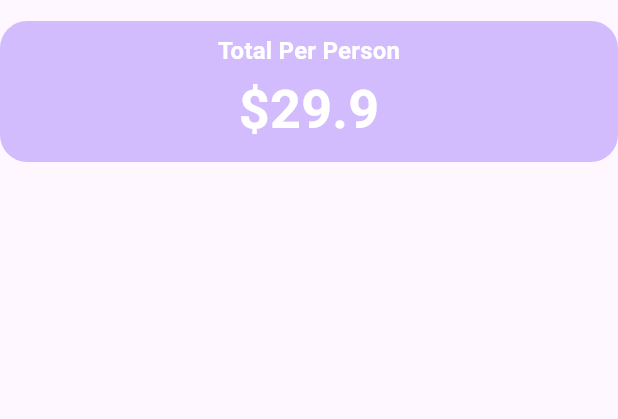
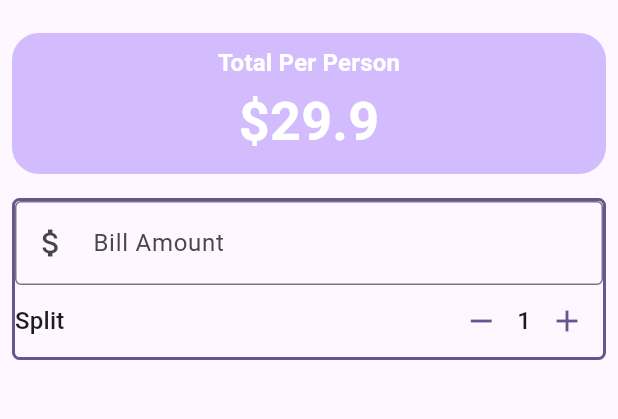
Before and after one commit to abdullahmeen/utip, a Flutter app: the screen it shows after launch, on a phone screen of 412 x 824 dp, the part 63-482 px from its top. Run offline on Flutter 3.47's test engine with Material 3 defaults, Android fonts, the phone set to English and light mode, and no system bars.

```diff
--- a/lib/main.dart
+++ b/lib/main.dart
@@ -28,6 +28,22 @@ class UTip extends StatefulWidget {
 }
 
 class _UTipState extends State<UTip> {
+  int _personCount = 1;
+
+  void increment() {
+    setState(() {
+      _personCount++;
+    });
+  }
+  void decrement() {
+    setState(() {
+      if (_personCount>0) {
+
+        _personCount--;
+      }
+    });
+  }
+
   @override
   Widget build(BuildContext context) {
     var theme = Theme.of(context);
@@ -40,7 +56,9 @@ class _UTipState extends State<UTip> {
       body: Column(
         crossAxisAlignment: CrossAxisAlignment.stretch,
         children: [
-          Container(
+          Padding(
+            padding: const EdgeInsets.all(08),
+            child: Container(
               padding: const EdgeInsets.all(08),
               decoration: BoxDecoration(
                 color: theme.colorScheme.inversePrimary,
@@ -60,6 +78,54 @@ class _UTipState extends State<UTip> {
                 ],
               ),
             ),
+          ),
+          //form
+          Padding(
+            padding: const EdgeInsets.all(8.0),
+            child: Container(
+              decoration: BoxDecoration(
+                borderRadius: BorderRadius.circular(5),
+                border: Border.all(color: theme.colorScheme.primary, width: 2),
+              ),
+              child: Column(
+                children: [
+                  TextField(
+                    decoration: InputDecoration(
+                      border: OutlineInputBorder(),
+                      prefixIcon: Icon(Icons.attach_money),
+                      labelText: 'Bill Amount',
+                    ),
+                    keyboardType: TextInputType.number,
+                    onChanged: (value) {
+                      print('value $value');
+                    },
+                  ),
+                  //split bill area
+                  Row(
+                    mainAxisAlignment: MainAxisAlignment.spaceBetween,
+                    children: [
+                      Text("Split ", style: theme.textTheme.titleMedium),
+                      Row(
+                        children: [
+                          IconButton(
+                            color: theme.colorScheme.primary,
+                            onPressed: decrement,
+                            icon: Icon(Icons.remove),
+                          ),
+                          Text('$_personCount', style: theme.textTheme.titleMedium),
+                          IconButton(
+                            color: theme.colorScheme.primary,
+                            onPressed: increment,
+                            icon: Icon(Icons.add),
+                          ),
+                        ],
+                      ),
+                    ],
+                  ),
+                ],
+              ),
+            ),
+          ),
         ],
       ),
     );
```
Lines whose indentation alone changed are shown as unchanged.
